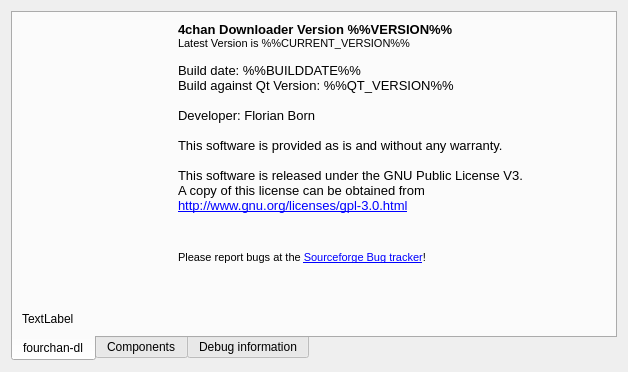
Before: the Qt Designer form gui/uiinfo.ui in chrisdevchroma/fourchan-dl, drawn with Qt 5.
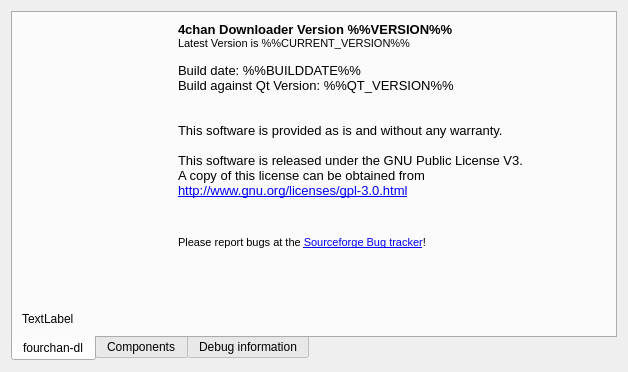
After: the same form once the commit is applied. Icons and pictures are not drawn.

Diff of the .ui file:
```diff
--- a/gui/uiinfo.ui
+++ b/gui/uiinfo.ui
@@ -105,7 +105,6 @@
 &lt;p style=&quot; margin-top:0px; margin-bottom:0px; margin-left:0px; margin-right:0px; -qt-block-indent:0; text-indent:0px;&quot;&gt;&lt;span style=&quot; font-size:10pt;&quot;&gt;Build date: %%BUILDDATE%%&lt;/span&gt;&lt;/p&gt;
 &lt;p style=&quot; margin-top:0px; margin-bottom:0px; margin-left:0px; margin-right:0px; -qt-block-indent:0; text-indent:0px;&quot;&gt;&lt;span style=&quot; font-size:10pt;&quot;&gt;Build against Qt Version: %%QT_VERSION%%&lt;/span&gt;&lt;/p&gt;
 &lt;p style=&quot;-qt-paragraph-type:empty; margin-top:0px; margin-bottom:0px; margin-left:0px; margin-right:0px; -qt-block-indent:0; text-indent:0px; font-size:10pt;&quot;&gt;&lt;/p&gt;
-&lt;p style=&quot; margin-top:0px; margin-bottom:0px; margin-left:0px; margin-right:0px; -qt-block-indent:0; text-indent:0px;&quot;&gt;&lt;span style=&quot; font-size:10pt;&quot;&gt;Developer: Florian Born&lt;/span&gt;&lt;/p&gt;
 &lt;p style=&quot;-qt-paragraph-type:empty; margin-top:0px; margin-bottom:0px; margin-left:0px; margin-right:0px; -qt-block-indent:0; text-indent:0px; font-size:10pt;&quot;&gt;&lt;/p&gt;
 &lt;p style=&quot; margin-top:0px; margin-bottom:0px; margin-left:0px; margin-right:0px; -qt-block-indent:0; text-indent:0px;&quot;&gt;&lt;span style=&quot; font-size:10pt;&quot;&gt;This software is provided as is and without any warranty.&lt;/span&gt;&lt;/p&gt;
 &lt;p style=&quot;-qt-paragraph-type:empty; margin-top:0px; margin-bottom:0px; margin-left:0px; margin-right:0px; -qt-block-indent:0; text-indent:0px; font-size:10pt;&quot;&gt;&lt;/p&gt;
```
